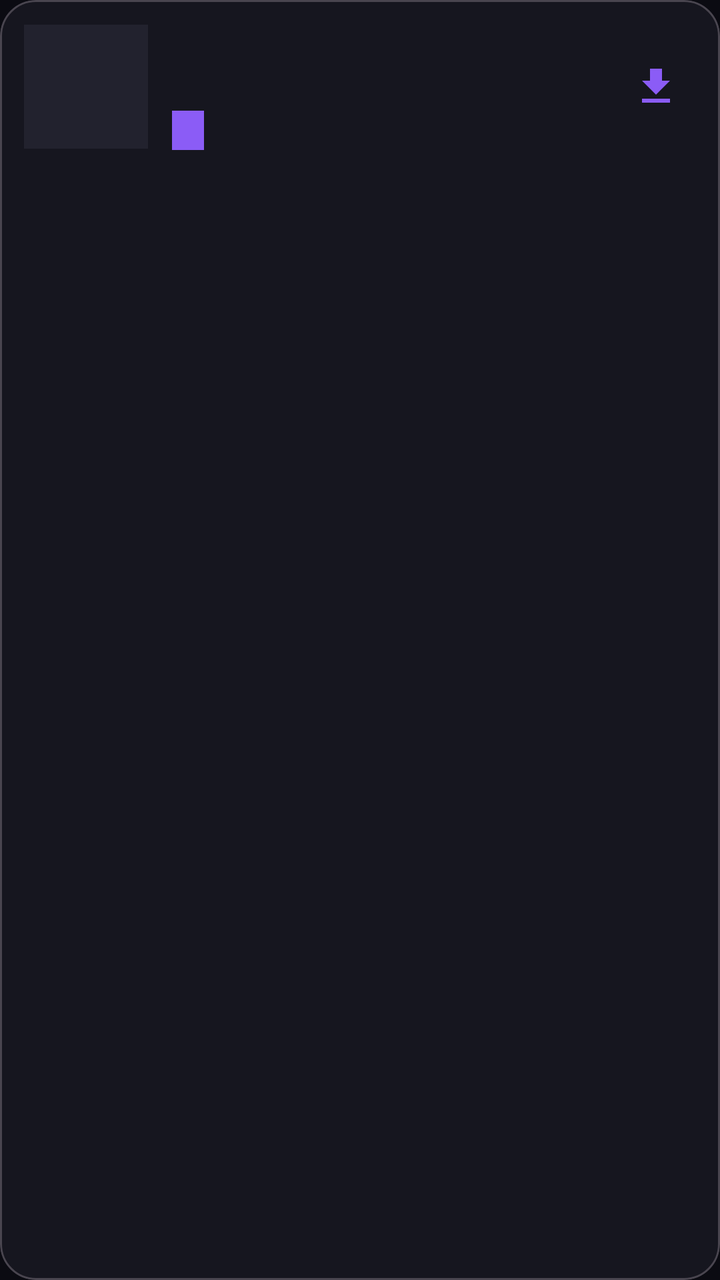
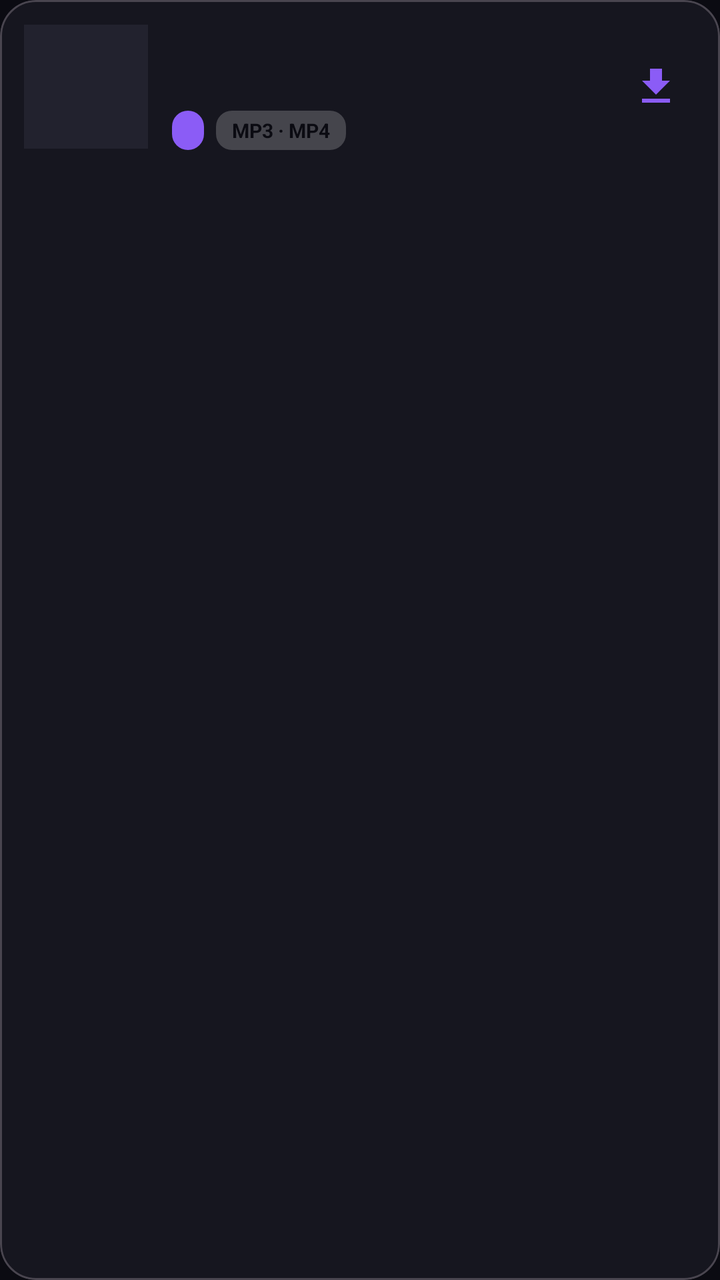

Two renders of the same Android screen: before a commit and after it. Below are the layout's source before the change and the commit's diff.
<!-- AndroidManifest.xml: application theme Theme.Sonora -->
<!-- res/layout/item_resultado.xml -->
<?xml version="1.0" encoding="utf-8"?>
<com.google.android.material.card.MaterialCardView
    xmlns:android="http://schemas.android.com/apk/res/android"
    xmlns:app="http://schemas.android.com/apk/res-auto"
    android:layout_width="match_parent"
    android:layout_height="wrap_content"
    android:layout_margin="6dp"
    app:cardBackgroundColor="@color/superficie"
    app:cardCornerRadius="18dp"
    app:cardElevation="0dp"
    android:clickable="true"
    android:focusable="true"
    android:foreground="?attr/selectableItemBackground">

    <LinearLayout
        android:layout_width="match_parent"
        android:layout_height="wrap_content"
        android:orientation="horizontal"
        android:gravity="center_vertical"
        android:padding="12dp">

        <ImageView
            android:id="@+id/imagen"
            android:layout_width="62dp"
            android:layout_height="62dp"
            android:scaleType="centerCrop"
            android:background="@color/superficie_alta"
            android:contentDescription="Carátula" />

        <LinearLayout
            android:layout_width="0dp"
            android:layout_height="wrap_content"
            android:layout_weight="1"
            android:orientation="vertical"
            android:layout_marginStart="12dp"
            android:layout_marginEnd="8dp">

            <TextView
                android:id="@+id/textoTitulo"
                android:layout_width="match_parent"
                android:layout_height="wrap_content"
                android:textColor="@color/texto"
                android:textStyle="bold"
                android:textSize="14sp"
                android:maxLines="2"
                android:ellipsize="end" />

            <TextView
                android:id="@+id/textoArtista"
                android:layout_width="match_parent"
                android:layout_height="wrap_content"
                android:textColor="@color/texto_suave"
                android:textSize="12sp"
                android:maxLines="1"
                android:ellipsize="end"
                android:layout_marginTop="2dp" />

            <LinearLayout
                android:layout_width="wrap_content"
                android:layout_height="wrap_content"
                android:orientation="horizontal"
                android:layout_marginTop="6dp"
                android:gravity="center_vertical">

                
                <TextView
                    android:id="@+id/insigniaFuente"
                    android:layout_width="wrap_content"
                    android:layout_height="wrap_content"
                    android:textSize="10sp"
                    android:textStyle="bold"
                    android:textColor="@color/texto"
                    android:paddingStart="8dp"
                    android:paddingEnd="8dp"
                    android:paddingTop="3dp"
                    android:paddingBottom="3dp"
                    android:background="@color/primario" />

                <TextView
                    android:id="@+id/textoDuracion"
                    android:layout_width="wrap_content"
                    android:layout_height="wrap_content"
                    android:textColor="@color/texto_suave"
                    android:textSize="11sp"
                    android:layout_marginStart="8dp" />
            </LinearLayout>
        </LinearLayout>

        <ImageView
            android:id="@+id/botonDescargar"
            android:layout_width="40dp"
            android:layout_height="40dp"
            android:padding="8dp"
            android:src="@drawable/ic_descargar"
            android:background="?attr/selectableItemBackgroundBorderless"
            android:contentDescription="Ver formatos y descargar"
            app:tint="@color/primario" />

    </LinearLayout>

</com.google.android.material.card.MaterialCardView>
<!-- resources referenced by this layout -->
<resources>
  <color name="primario">#8B5CF6</color>
  <color name="superficie">#16161F</color>
  <color name="superficie_alta">#22222E</color>
  <color name="texto">#F4F4F8</color>
  <color name="texto_suave">#9A9AAE</color>
  <!-- drawable ic_descargar (drawable) -->
  <vector xmlns:android="http://schemas.android.com/apk/res/android"
      android:width="24dp" android:height="24dp"
      android:viewportWidth="24" android:viewportHeight="24"
      android:tint="?attr/colorControlNormal">
      <path android:fillColor="@android:color/white"
          android:pathData="M19,9h-4V3H9v6H5l7,7 7,-7zM5,18v2h14v-2H5z" />
  </vector>
  <style name="Theme.Sonora" parent="Theme.Material3.Dark.NoActionBar">
          <item name="colorPrimary">@color/primario</item>
          <item name="colorOnPrimary">@color/texto</item>
          <item name="colorSecondary">@color/acento</item>
          <item name="android:colorBackground">@color/fondo</item>
          <item name="colorSurface">@color/superficie</item>
          <item name="colorOnSurface">@color/texto</item>
          <item name="android:statusBarColor">@color/fondo</item>
          <item name="android:navigationBarColor">@color/fondo</item>
      </style>
  <color name="acento">#22D3EE</color>
  <color name="fondo">#0B0B12</color>
</resources>

<!-- the commit's change to res/layout/item_resultado.xml (unified diff, before → after) -->
@@ -74,7 +74,22 @@
                     android:paddingEnd="8dp"
                     android:paddingTop="3dp"
                     android:paddingBottom="3dp"
-                    android:background="@color/primario" />
+                    android:background="@drawable/bg_badge_primario" />
+
+                <TextView
+                    android:id="@+id/insigniaFormato"
+                    android:layout_width="wrap_content"
+                    android:layout_height="wrap_content"
+                    android:textSize="10sp"
+                    android:textStyle="bold"
+                    android:textColor="#0B0B12"
+                    android:paddingStart="8dp"
+                    android:paddingEnd="8dp"
+                    android:paddingTop="3dp"
+                    android:paddingBottom="3dp"
+                    android:layout_marginStart="6dp"
+                    android:background="@drawable/bg_badge"
+                    android:text="MP3 · MP4" />
 
                 <TextView
                     android:id="@+id/textoDuracion"
<!-- resource entries referenced after the edit -->
@@ -5,6 +5,18 @@
   <color name="superficie_alta">#22222E</color>
   <color name="texto">#F4F4F8</color>
   <color name="texto_suave">#9A9AAE</color>
+  <!-- drawable bg_badge (drawable) -->
+  <?xml version="1.0" encoding="utf-8"?>
+  <shape xmlns:android="http://schemas.android.com/apk/res/android">
+      <corners android:radius="8dp" />
+      <solid android:color="#33FFFFFF" />
+  </shape>
+  <!-- drawable bg_badge_primario (drawable) -->
+  <?xml version="1.0" encoding="utf-8"?>
+  <shape xmlns:android="http://schemas.android.com/apk/res/android">
+      <corners android:radius="8dp" />
+      <solid android:color="@color/primario" />
+  </shape>
   <!-- drawable ic_descargar (drawable) -->
   <vector xmlns:android="http://schemas.android.com/apk/res/android"
       android:width="24dp" android:height="24dp"
